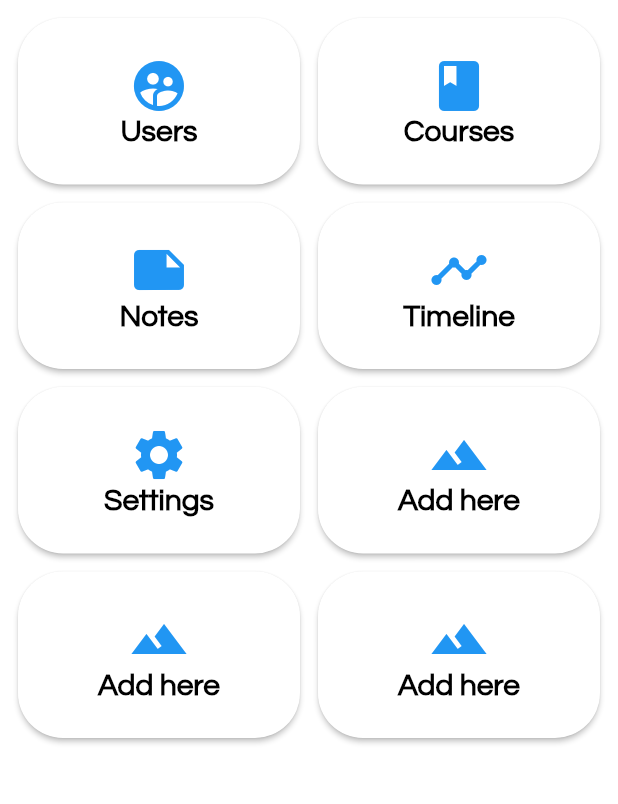
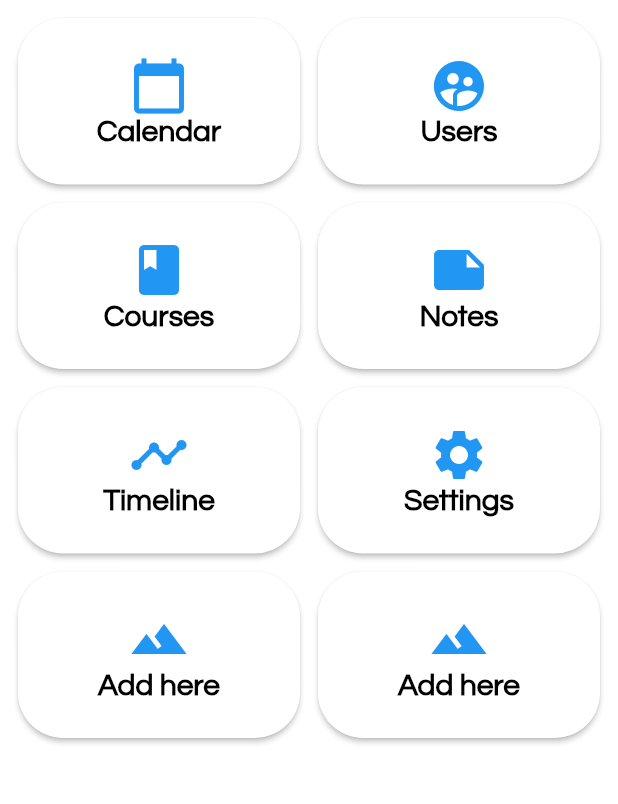
Before and after one commit to rodrigo-rocha/schoolmanager, a Flutter app: the screen it shows after launch, on a phone screen of 412 x 824 dp, the part 264-1068 px from its top. Run offline on Flutter 3.47's test engine with Material 2 defaults, Android fonts, the phone set to English and light mode, and no system bars.

Commit message:
Small changes in code

```diff
--- a/lib/courses/current/current_courses.dart
+++ b/lib/courses/current/current_courses.dart
@@ -4,7 +4,7 @@ import 'package:flutter_app_ihc/classes/Exam.dart';
 import 'package:flutter_app_ihc/courses/current/course_info.dart';
 
 List<Course> courseList = [
-  new Course("Human-Computer Interaction", "12345", "DETI", "Gonçalo Faria","",[new Exam('Mini-test 1', '20', '4.1.20', DateTime.now()),new Exam('Mini-test 2', '20', '4.1.15', DateTime.now())]),
+  new Course("Human-Computer Interaction", "12345", "DETI", "Gonçalo Faria","",[new Exam('Mini-test 1', '20', '4.1.20', DateTime.parse("12/05/2019")),new Exam('Mini-test 2', '20', '4.1.15', DateTime.now())]),
   new Course("Network Architecture", "12346", "DETI", "Mario Gomes","",[]),
   new Course("Project in Informatic Engineering", "12346", "DETI", "Luis Fernandes","",[]),
   new Course("Databases", "12346", "DETI", "Pedro Costa","",[]),
--- a/lib/menu/menu.dart
+++ b/lib/menu/menu.dart
@@ -91,12 +91,12 @@ class MenuState extends State<Menu> {
             ),*/
 
             Functions.showLogo(),
+            _buildTileIcon('Calendar', Icons.calendar_today, () => Navigator.of(context).pushNamed('/timeline')),
             _buildTileIcon('Users', Icons.supervised_user_circle, () => Navigator.of(context).pushNamed('/user_tab_controller')),
             _buildTileIcon('Courses', Icons.book, () => Navigator.of(context).pushNamed('/courses_tab_controller')),
             _buildTileIcon('Notes', Icons.note, () => Navigator.of(context).pushNamed('/notes_tab_controller')),
             _buildTileIcon('Timeline', Icons.timeline, () => Navigator.of(context).pushNamed('/timeline')),
             _buildTileIcon('Settings', Icons.settings, () => Navigator.of(context).pushNamed('/timeline')),
-            _buildTileIcon('Add here', Icons.landscape, () => Navigator.of(context).pushNamed('/timeline')),
             _buildTileIcon('Add here', Icons.landscape, () => Navigator.of(context).pushNamed('/timeline')),
             _buildTileIcon('Add here', Icons.landscape, () => Navigator.of(context).pushNamed('/timeline')),
             _buildTileIcon('Add here', Icons.landscape, () => Navigator.of(context).pushNamed('/timeline')),
```
Also changed, not shown: lib/courses/course_exams.dart (+13 -6 lines).
